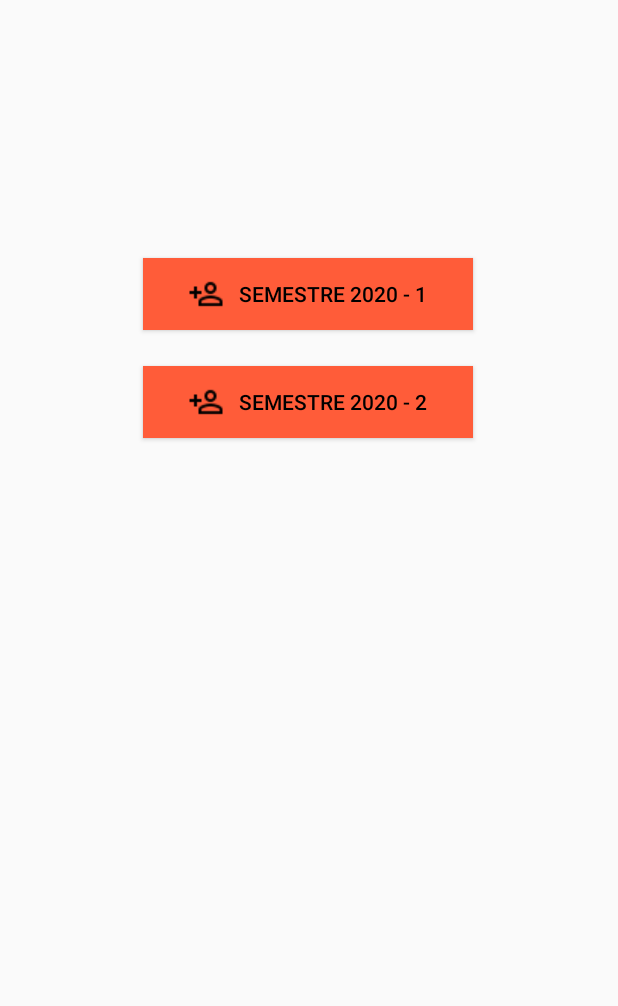
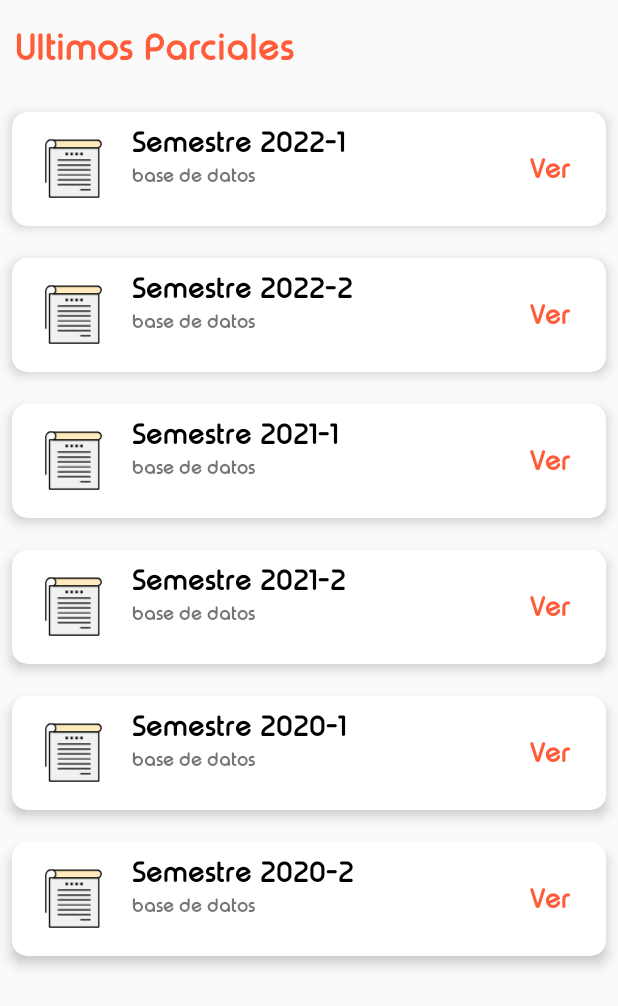
Before and after one commit to armando260135/ParicalPics, an Android app: the VerSemestres screen opened directly, with no data from a screen before it, on a phone screen of 412 x 824 dp. Shown: the top 1006 px of the screen. Run offline under Robolectric (Android 15) with nearby library versions, the phone set to English and light mode, and no system bars.

Commit message:
IMPLEMENTACION Y AJUSTE - IMAGENES FIREBASE
*) se ajusta validando para cuando no existan carpetas o imagenes en el storage
*) se valida cuando se presione un semestre para setear la ruta
*) se agrega vista para ver los semestres con diseño

```diff
--- /dev/null
+++ b/InventarioParciales/app/src/main/java/com/example/inventarioparciales/AdapterListSemestre.java
@@ -0,0 +1,78 @@
+package com.example.inventarioparciales;
+
+import static com.example.inventarioparciales.VerSemestres.rutasemestre;
+
+import android.content.Context;
+import android.content.Intent;
+import android.view.LayoutInflater;
+import android.view.View;
+import android.view.ViewGroup;
+import android.widget.ImageView;
+import android.widget.TextView;
+import androidx.annotation.NonNull;
+import androidx.recyclerview.widget.RecyclerView;
+
+import java.util.List;
+
+public class AdapterListSemestre extends RecyclerView.Adapter<AdapterListSemestre.ViewHolderSemestre> {
+
+    private List<ListElementSemestre> semestresdata;
+    private LayoutInflater semestreinflater;
+    private Context context;
+
+    public AdapterListSemestre(List<ListElementSemestre> itemList, Context context) {
+        this.semestresdata = itemList;
+        this.context = context;
+        this.semestreinflater = LayoutInflater.from(context);
+    }
+
+    @NonNull
+    @Override
+    public AdapterListSemestre.ViewHolderSemestre onCreateViewHolder(@NonNull ViewGroup parent, int viewType) {
+        View view = semestreinflater.inflate(R.layout.list_semestres,null);
+        return new ViewHolderSemestre(view);
+    }
+
+    @Override
+    public void onBindViewHolder(@NonNull AdapterListSemestre.ViewHolderSemestre holder, int position) {
+        rutasemestre = "";
+        holder.binData(semestresdata.get(position));
+        ListElementSemestre listElementSemestre = semestresdata.get(position);
+        String semestre = listElementSemestre.getSemestre();
+        holder.itemView.setOnClickListener(view -> {
+            Intent datosSemestreClick = new Intent( context, ShowAllImagesFromStorage.class);
+            datosSemestreClick.putExtra("semestreClick",semestre);
+            context.startActivity(datosSemestreClick);
+        });
+    }
+
+    @Override
+    public int getItemCount() {
+        return semestresdata.size();
+    }
+
+    public void setItems(List<ListElementSemestre> items){
+        semestresdata = items;
+    }
+
+    public class ViewHolderSemestre  extends RecyclerView.ViewHolder{
+
+        ImageView iconImage;
+        TextView semestre,materiassemestre,abrir;
+
+        public ViewHolderSemestre(@NonNull View itemView) {
+            super(itemView);
+            iconImage = itemView.findViewById(R.id.iconImageSemestre);
+            semestre = itemView.findViewById(R.id.nombreSemestre);
+            materiassemestre = itemView.findViewById(R.id.nombreMateriaSemestre);
+            abrir = itemView.findViewById(R.id.abrirSemestre);
+        }
+
+        void binData(final ListElementSemestre item) {
+            semestre.setText(item.getSemestre());
+            materiassemestre.setText(item.getMateriasemestre());
+            abrir.setText(item.getAbrir());
+        }
+
+    }
+}
--- /dev/null
+++ b/InventarioParciales/app/src/main/java/com/example/inventarioparciales/ListElementSemestre.java
@@ -0,0 +1,37 @@
+package com.example.inventarioparciales;
+
+public class ListElementSemestre {
+    private String semestre,materiasemestre,abrir;
+
+
+    public ListElementSemestre( String semestre, String materiasemestre, String abrir) {
+
+        this.semestre = semestre;
+        this.materiasemestre = materiasemestre;
+        this.abrir = abrir;
+    }
+
+    public String getSemestre() {
+        return semestre;
+    }
+
+    public void setSemestre(String semestre) {
+        this.semestre = semestre;
+    }
+
+    public String getMateriasemestre() {
+        return materiasemestre;
+    }
+
+    public void setMateriasemestre(String materiasemestre) {
+        this.materiasemestre = materiasemestre;
+    }
+
+    public String getAbrir() {
+        return abrir;
+    }
+
+    public void setAbrir(String abrir) {
+        this.abrir = abrir;
+    }
+}
--- a/InventarioParciales/app/src/main/java/com/example/inventarioparciales/ShowAllImagesFromStorage.java
+++ b/InventarioParciales/app/src/main/java/com/example/inventarioparciales/ShowAllImagesFromStorage.java
@@ -1,7 +1,8 @@
 package com.example.inventarioparciales;
 
-import static com.example.inventarioparciales.VerSemestres.ruta;
+import static com.example.inventarioparciales.VerSemestres.rutasemestre;
 
+import androidx.annotation.NonNull;
 import androidx.appcompat.app.AppCompatActivity;
 import androidx.recyclerview.widget.LinearLayoutManager;
 import androidx.recyclerview.widget.RecyclerView;
@@ -11,7 +12,10 @@ import android.os.Bundle;
 import android.util.Log;
 import android.view.View;
 import android.widget.ProgressBar;
+import android.widget.TextView;
+import android.widget.Toast;
 
+import com.google.android.gms.tasks.OnFailureListener;
 import com.google.android.gms.tasks.OnSuccessListener;
 import com.google.firebase.storage.FirebaseStorage;
 import com.google.firebase.storage.ListResult;
@@ -25,6 +29,7 @@ public class ShowAllImagesFromStorage extends AppCompatActivity {
     RecyclerView recyclerView;
     ProgressBar progressBar;
     ImageAdapter adapter;
+    TextView txtsinparciales;
 
     @Override
 
@@ -37,19 +42,25 @@ public class ShowAllImagesFromStorage extends AppCompatActivity {
         recyclerView.setLayoutManager(new LinearLayoutManager(null));
         progressBar=findViewById(R.id.progress);
         progressBar.setVisibility(View.VISIBLE);
+        txtsinparciales = findViewById(R.id.txtSinParciales);
+        obtenerSemestre();
 
-        String formarruta = "/Base De Datos/"+ruta;
+        String formarruta = "/Base De Datos/"+rutasemestre;
 
         StorageReference listRef = FirebaseStorage.getInstance().getReference().child(formarruta);
         listRef.listAll().addOnSuccessListener(new OnSuccessListener<ListResult>() {
             @Override
             public void onSuccess(ListResult listResult) {
-                for(StorageReference file:listResult.getItems()){
+                if (listResult.getItems().size()>0) {
+                    for (StorageReference file : listResult.getItems()) {
                         file.getDownloadUrl().addOnSuccessListener(new OnSuccessListener<Uri>() {
                             @Override
                             public void onSuccess(Uri uri) {
+                                if (uri != null) {
                                     imagelist.add(uri.toString());
-                            Log.e("Itemvalue",uri.toString());
+                                    Log.e("Itemvalue", uri.toString());
+                                } else
+                                    Log.e("URI Vacia", uri.toString());
                             }
                         }).addOnSuccessListener(new OnSuccessListener<Uri>() {
                             @Override
@@ -59,9 +70,39 @@ public class ShowAllImagesFromStorage extends AppCompatActivity {
                             }
                         });
                     }
+                }else {
+                    progressBar.setVisibility(View.GONE);
+                    txtsinparciales.setVisibility(View.VISIBLE);
+                }
             }
         });
+    }
 
+    public void obtenerSemestre(){
+        String semestrepulsado = getIntent().getStringExtra("semestreClick");
+
+        switch (semestrepulsado){
+            case "Semestre 2022-1":
+                rutasemestre = "Semestre 2022-1";
+                break;
+            case "Semestre 2022-2":
+                rutasemestre = "Semestre 2022-2";
+                break;
+            case "Semestre 2021-1":
+                rutasemestre = "Semestre 2021-1";
+                break;
+            case "Semestre 2021-2":
+                rutasemestre = "Semestre 2021-2";
+                break;
+            case "Semestre 2020-1":
+                rutasemestre = "Semestre 2020-1";
+                break;
+            case "Semestre 2020-2":
+                rutasemestre = "Semestre 2020-2";
+                break;
+            default:
+                rutasemestre="";
+        }
     }
 
 }
--- a/InventarioParciales/app/src/main/java/com/example/inventarioparciales/VerSemestres.java
+++ b/InventarioParciales/app/src/main/java/com/example/inventarioparciales/VerSemestres.java
@@ -1,43 +1,39 @@
 package com.example.inventarioparciales;
 
 import androidx.appcompat.app.AppCompatActivity;
-
-import android.content.Intent;
+import androidx.recyclerview.widget.LinearLayoutManager;
+import androidx.recyclerview.widget.RecyclerView;
 import android.os.Bundle;
 import android.view.View;
 import android.widget.Button;
+import java.util.ArrayList;
+import java.util.List;
 
 public class VerSemestres extends AppCompatActivity {
-    private Button btnsemes20201,btnsemes20202;
-    public  static String ruta="";
+    public  static String rutasemestre="";
+    private List<ListElementSemestre> elementSemestres;
 
 
     @Override
     protected void onCreate(Bundle savedInstanceState) {
         super.onCreate(savedInstanceState);
         setContentView(R.layout.activity_ver_semestres);
-        btnsemes20201 = findViewById(R.id.btnSemestre20201);
-        btnsemes20202 = findViewById(R.id.btnSemestre20202);
-        ShowAllImagesFromStorage showAllImagesFromStorage = new ShowAllImagesFromStorage();
+        init();
+    }
 
-        btnsemes20201.setOnClickListener(new View.OnClickListener() {
-            @Override
-            public void onClick(View view) {
-//                showAllImagesFromStorage.verParciales("Semestre 2020-1");
-                ruta = "Semestre 2020-1";
-                Intent verParcial20201 = new Intent(VerSemestres.this,ShowAllImagesFromStorage.class);
-                startActivity(verParcial20201);
-            }
-        });
+    public void init(){
+        elementSemestres = new ArrayList<>();
+        elementSemestres.add(new ListElementSemestre("Semestre 2022-1","base de datos","Ver"));
+        elementSemestres.add(new ListElementSemestre("Semestre 2022-2","base de datos","Ver"));
+        elementSemestres.add(new ListElementSemestre("Semestre 2021-1","base de datos","Ver"));
+        elementSemestres.add(new ListElementSemestre("Semestre 2021-2","base de datos","Ver"));
+        elementSemestres.add(new ListElementSemestre("Semestre 2020-1","base de datos","Ver"));
+        elementSemestres.add(new ListElementSemestre("Semestre 2020-2","base de datos","Ver"));
 
-        btnsemes20202.setOnClickListener(new View.OnClickListener() {
-            @Override
-            public void onClick(View view) {
-//                showAllImagesFromStorage.verParciales("Semestre 2020-2");
-                ruta = "Semestre 2020-2";
-                Intent verParcial20202 = new Intent(VerSemestres.this,ShowAllImagesFromStorage.class);
-                startActivity(verParcial20202);
-            }
-        });
+        AdapterListSemestre adapterListSemestre = new AdapterListSemestre(elementSemestres,this);
+        RecyclerView recyclerView = findViewById(R.id.recyclerSemestre);
+        recyclerView.setHasFixedSize(true);
+        recyclerView.setLayoutManager(new LinearLayoutManager(this));
+        recyclerView.setAdapter(adapterListSemestre);
     }
 }
--- /dev/null
+++ b/InventarioParciales/app/src/main/res/drawable/ic_icon_semestres.xml
@@ -0,0 +1,23 @@
+<vector android:height="20dp" android:viewportHeight="512"
+    android:viewportWidth="512" android:width="20dp" xmlns:android="http://schemas.android.com/apk/res/android">
+    <path android:fillColor="#F0F1F1" android:pathData="M461,87.68v400H61v-400h33.52c-0.03,0.02 -0.06,0.04 -0.09,0.06h355.24c0.65,0 1.29,-0.02 1.92,-0.06H461z"/>
+    <path android:fillColor="#DEE0E0" android:pathData="M71.47,98.43h33.52c-0.03,0.02 -0.06,0.04 -0.09,0.06h355.24c0.291,0 0.573,-0.019 0.86,-0.027V87.68h-9.41c-0.63,0.04 -1.27,0.06 -1.92,0.06H94.43c0.03,-0.02 0.06,-0.04 0.09,-0.06H61v400h10.47V98.43z"/>
+    <path android:fillColor="#FFEBBE" android:pathData="M471.9,35.22c5.64,5.76 9.1,13.7 9.1,22.46c0,16.42 -12.82,29.09 -29.41,30H94.52c10.54,-6.45 17.42,-17.14 17.42,-30.46c0,-12.9 -6.45,-24.42 -16.59,-31.33h354.32C458.42,25.89 466.26,29.46 471.9,35.22z"/>
+    <path android:fillColor="#E5D0A8" android:pathData="M106.773,38.14H450.92c8.75,0 16.59,3.57 22.23,9.33c3.531,3.607 6.208,8.069 7.716,13.052c0.086,-0.934 0.134,-1.881 0.134,-2.842c0,-8.76 -3.46,-16.7 -9.1,-22.46c-5.641,-5.76 -13.48,-9.33 -22.23,-9.33H95.35C100.045,29.089 103.935,33.285 106.773,38.14z"/>
+    <path android:fillColor="#E5D0A8" android:pathData="M113.19,69.47c0,-3.426 -0.467,-6.75 -1.326,-9.92c-0.753,12.236 -7.426,22.061 -17.344,28.13h13.656C111.367,82.446 113.19,76.308 113.19,69.47z"/>
+    <path android:fillColor="#FF000000" android:pathData="M311,127.68h20v20h-20z"/>
+    <path android:fillColor="#FF000000" android:pathData="M271,127.68h20v20h-20z"/>
+    <path android:fillColor="#FF000000" android:pathData="M231,127.68h20v20h-20z"/>
+    <path android:fillColor="#FF000000" android:pathData="M191,127.68h20v20h-20z"/>
+    <path android:fillColor="#FF000000" android:pathData="M461,492.68H61c-2.761,0 -5,-2.238 -5,-5v-400c0,-2.761 2.239,-5 5,-5h400c2.762,0 5,2.239 5,5v400C466,490.441 463.762,492.68 461,492.68zM66,482.68h390v-390H66V482.68z"/>
+    <path android:fillColor="#FF000000" android:pathData="M449.67,92.74H94.43c-2.761,0 -5,-2.239 -5,-5s2.239,-5 5,-5h355.24c0.543,0 1.077,-0.017 1.603,-0.05C465.388,81.916 476,71.165 476,57.68c0,-7.175 -2.725,-13.909 -7.672,-18.962c-4.943,-5.048 -11.569,-7.828 -18.658,-7.828H95.35c-2.761,0 -5,-2.239 -5,-5s2.239,-5 5,-5h354.32c9.8,0 18.963,3.847 25.803,10.832C482.262,38.655 486,47.874 486,57.68c0,18.881 -14.676,33.925 -34.137,34.993C451.175,92.717 450.422,92.74 449.67,92.74z"/>
+    <path android:fillColor="#FF000000" android:pathData="M31,372.68c-2.761,0 -5,-2.238 -5,-5v-300c0,-14.37 5.44,-27.266 15.318,-36.313c9.667,-8.854 22.636,-13.054 36.5,-11.838l17.915,1.376c0.872,0.067 1.71,0.361 2.433,0.854c11.756,8.011 18.774,21.268 18.774,35.462c0,2.761 -2.239,5 -5,5s-5,-2.239 -5,-5c0,-10.454 -4.967,-20.247 -13.353,-26.451l-16.59,-1.274c-11.099,-0.979 -21.351,2.309 -28.924,9.246C40.288,45.872 36,56.149 36,67.68v300C36,370.441 33.761,372.68 31,372.68z"/>
+    <path android:fillColor="#FF000000" android:pathData="M94.483,92.69c-1.613,0 -3.198,-0.763 -4.158,-2.191c-1.54,-2.292 -0.976,-5.369 1.316,-6.909c0.059,-0.04 0.208,-0.138 0.269,-0.175c9.692,-5.932 15.03,-15.234 15.03,-26.195c0,-2.761 2.239,-5 5,-5s5,2.239 5,5c0,14.355 -7.211,27.005 -19.787,34.71C96.327,92.443 95.4,92.69 94.483,92.69z"/>
+    <path android:fillColor="#FF000000" android:pathData="M391,192.68H131c-2.761,0 -5,-2.239 -5,-5s2.239,-5 5,-5h260c2.762,0 5,2.239 5,5S393.762,192.68 391,192.68z"/>
+    <path android:fillColor="#FF000000" android:pathData="M391,232.68H131c-2.761,0 -5,-2.239 -5,-5s2.239,-5 5,-5h260c2.762,0 5,2.239 5,5S393.762,232.68 391,232.68z"/>
+    <path android:fillColor="#FF000000" android:pathData="M391,272.68H131c-2.761,0 -5,-2.238 -5,-5s2.239,-5 5,-5h260c2.762,0 5,2.238 5,5S393.762,272.68 391,272.68z"/>
+    <path android:fillColor="#FF000000" android:pathData="M391,312.68H131c-2.761,0 -5,-2.238 -5,-5s2.239,-5 5,-5h260c2.762,0 5,2.238 5,5S393.762,312.68 391,312.68z"/>
+    <path android:fillColor="#FF000000" android:pathData="M391,352.68H131c-2.761,0 -5,-2.238 -5,-5s2.239,-5 5,-5h260c2.762,0 5,2.238 5,5S393.762,352.68 391,352.68z"/>
+    <path android:fillColor="#FF000000" android:pathData="M391,392.68H131c-2.761,0 -5,-2.238 -5,-5s2.239,-5 5,-5h260c2.762,0 5,2.238 5,5S393.762,392.68 391,392.68z"/>
+    <path android:fillColor="#FF000000" android:pathData="M391,432.68h-77.04c-2.762,0 -5,-2.238 -5,-5s2.238,-5 5,-5H391c2.762,0 5,2.238 5,5S393.762,432.68 391,432.68z"/>
+</vector>
--- a/InventarioParciales/app/src/main/res/layout/activity_show_all_images_from_storage.xml
+++ b/InventarioParciales/app/src/main/res/layout/activity_show_all_images_from_storage.xml
@@ -21,4 +21,14 @@
         android:layout_gravity="center"
         android:indeterminate="true"/>
 
+    <TextView
+        android:id="@+id/txtSinParciales"
+        android:layout_width="match_parent"
+        android:layout_height="match_parent"
+        android:text="NO EXISTEN ARCHIVOS PARA ESTE SEMESTRE"
+        android:textSize="27dp"
+        android:gravity="center"
+        android:fontFamily="@font/typo_round_bold_demo"
+        android:visibility="gone"/>
+
 </FrameLayout>
--- a/InventarioParciales/app/src/main/res/layout/activity_ver_semestres.xml
+++ b/InventarioParciales/app/src/main/res/layout/activity_ver_semestres.xml
@@ -6,45 +6,28 @@
     android:layout_height="match_parent"
     tools:context=".VerSemestres">
 
-    <Button
-        android:id="@+id/btnSemestre20201"
-        android:layout_width="220dp"
+    <TextView
+        android:id="@+id/ultimosSemestres"
+        android:layout_width="match_parent"
         android:layout_height="wrap_content"
-        android:layout_centerHorizontal="true"
-        android:layout_centerVertical="true"
-        android:layout_marginBottom="604dp"
-        android:background="@color/naranja_final_degradado"
-        android:drawableLeft="@drawable/icon_registrarse"
-        android:drawablePadding="10dp"
-        android:drawableTint="@color/black"
-        android:gravity="center|left"
-        android:paddingStart="30dp"
-        android:text="Semestre 2020 - 1"
-        android:textColor="@color/black"
-        app:layout_constraintBottom_toBottomOf="parent"
+        android:layout_marginStart="10dp"
+        android:layout_marginTop="16dp"
+        android:fontFamily="@font/typo_round_bold_demo"
+        android:text="Ultimos Parciales"
+        android:textColor="@color/naranja_final_degradado"
+        android:textSize="23dp"
         app:layout_constraintEnd_toEndOf="parent"
-        app:layout_constraintHorizontal_bias="0.497"
-        app:layout_constraintStart_toStartOf="parent" />
+        app:layout_constraintHorizontal_bias="1.0"
+        app:layout_constraintStart_toStartOf="parent"
+        app:layout_constraintTop_toTopOf="parent" />
 
-    <Button
-        android:id="@+id/btnSemestre20202"
-        android:layout_width="220dp"
-        android:layout_height="wrap_content"
-        android:layout_centerHorizontal="true"
-        android:layout_centerVertical="true"
-        android:background="@color/naranja_final_degradado"
-        android:drawableLeft="@drawable/icon_registrarse"
-        android:drawablePadding="10dp"
-        android:drawableTint="@color/black"
-        android:gravity="center|left"
-        android:paddingStart="30dp"
-        android:text="Semestre 2020 - 2"
-        android:textColor="@color/black"
-        app:layout_constraintBottom_toBottomOf="parent"
-        app:layout_constraintEnd_toEndOf="parent"
-        app:layout_constraintHorizontal_bias="0.497"
-        app:layout_constraintStart_toStartOf="parent"
-        app:layout_constraintTop_toBottomOf="@+id/btnSemestre20201"
-        app:layout_constraintVertical_bias="0.043" />
+    <androidx.recyclerview.widget.RecyclerView
+        android:id="@+id/recyclerSemestre"
+        android:layout_width="match_parent"
+        android:layout_height="match_parent"
+        android:layout_marginTop="64dp"
+        app:layout_constraintTop_toBottomOf="@+id/ultimosSemestres"
+        tools:layout_editor_absoluteX="1dp" />
+
 
 </androidx.constraintlayout.widget.ConstraintLayout>
--- /dev/null
+++ b/InventarioParciales/app/src/main/res/layout/list_semestres.xml
@@ -0,0 +1,87 @@
+<?xml version="1.0" encoding="utf-8"?>
+<androidx.cardview.widget.CardView xmlns:android="http://schemas.android.com/apk/res/android"
+    android:layout_width="match_parent"
+    android:layout_height="wrap_content"
+    xmlns:app="http://schemas.android.com/apk/res-auto"
+    android:id="@+id/cardViewSemestre"
+    android:animateLayoutChanges="true"
+    app:cardCornerRadius="10dp"
+    app:cardElevation="5dp"
+    app:cardUseCompatPadding="true">
+
+    <LinearLayout
+        android:layout_width="match_parent"
+        android:layout_height="wrap_content"
+        android:animateLayoutChanges="true"
+        android:orientation="vertical">
+
+        <RelativeLayout
+            android:layout_width="match_parent"
+            android:layout_height="wrap_content"
+            android:orientation="horizontal"
+            android:paddingStart="6dp"
+            android:paddingEnd="6dp"
+            android:paddingTop="6dp">
+
+            <ImageView
+                android:id="@+id/iconImageSemestre"
+                android:layout_width="70dp"
+                android:layout_height="70dp"
+                android:layout_alignParentStart="true"
+                android:layout_centerVertical="true"
+                android:layout_gravity="center"
+                android:paddingLeft="14dp"
+                android:paddingRight="14dp"
+                app:srcCompat="@drawable/ic_icon_semestres"
+                android:layout_alignParentLeft="true"/>
+
+            <LinearLayout
+                android:id="@+id/linearLayout"
+                android:layout_width="wrap_content"
+                android:layout_height="wrap_content"
+                android:layout_alignParentTop="true"
+                android:layout_marginStart="4dp"
+                android:layout_marginTop="2dp"
+                android:layout_toEndOf="@+id/iconImageSemestre"
+                android:orientation="vertical"
+                android:layout_marginLeft="4dp"
+                android:layout_toRightOf="@+id/iconImageSemestre">
+
+                <TextView
+                    android:id="@+id/nombreSemestre"
+                    android:layout_width="match_parent"
+                    android:layout_height="wrap_content"
+                    android:layout_marginBottom="2dp"
+                    android:text="Semestre 2020-1"
+                    android:textColor="@color/black"
+                    android:textSize="18sp"
+                    android:textStyle="bold"
+                    android:fontFamily="@font/typo_round_bold_demo"/>
+
+                <TextView
+                    android:id="@+id/nombreMateriaSemestre"
+                    android:layout_width="match_parent"
+                    android:layout_height="wrap_content"
+                    android:text="Base De Datos"
+                    android:textSize="12sp"
+                    android:fontFamily="@font/typo_round_bold_demo"/>
+            </LinearLayout>
+
+            <TextView
+                android:id="@+id/abrirSemestre"
+                android:layout_width="wrap_content"
+                android:layout_height="wrap_content"
+                android:layout_alignParentEnd="true"
+                android:layout_alignParentRight="true"
+                android:layout_centerVertical="true"
+                android:layout_marginEnd="18dp"
+                android:layout_marginRight="6dp"
+                android:text="Abrir"
+                android:textSize="17sp"
+                android:textStyle="bold"
+                android:fontFamily="@font/typo_round_bold_demo"
+                android:textColor="@color/naranja_final_degradado"/>
+        </RelativeLayout>
+    </LinearLayout>
+
+</androidx.cardview.widget.CardView>
```
Lines whose indentation alone changed are shown as unchanged.
